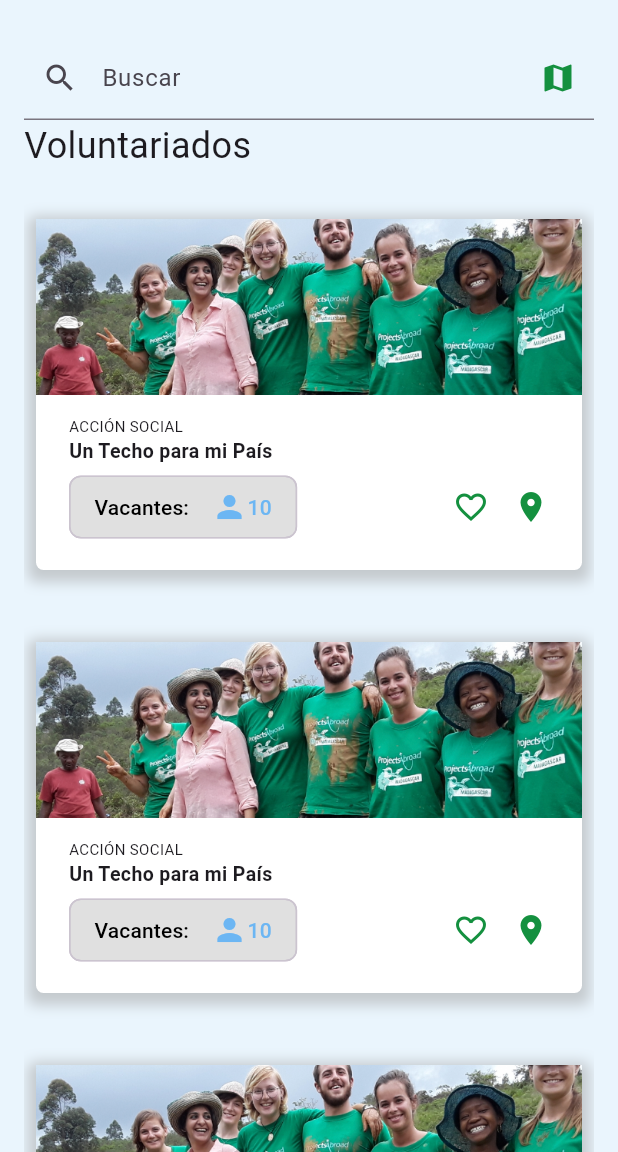
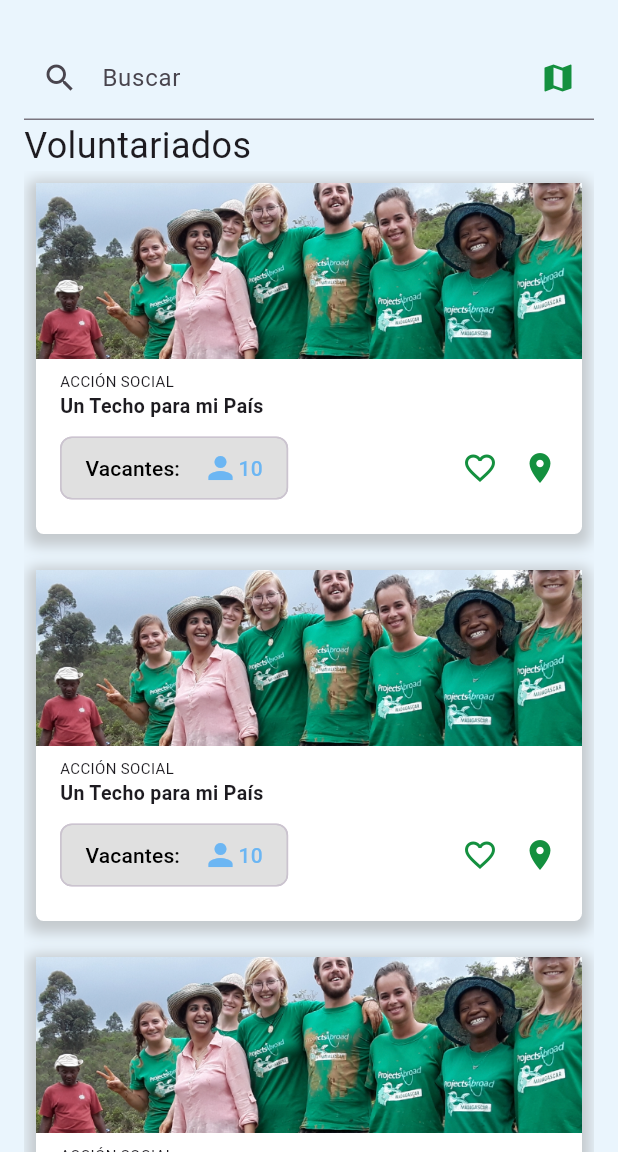
Before and after one commit to anitacruz/equipo_estrella, a Flutter app: the screen it shows after launch, on a phone screen of 412 x 824 dp, the part 84-1236 px from its top. Run offline on Flutter 3.47's test engine with Material 2 defaults, Android fonts, the phone set to English and light mode, and no system bars.

Commit message:
refactor: better margins

```diff
--- a/lib/widgets/scrollable_card_list.dart
+++ b/lib/widgets/scrollable_card_list.dart
@@ -4,6 +4,7 @@ import 'volunteer_card.dart';
 class ScrollableCardList extends StatelessWidget {
   const ScrollableCardList({super.key});
 
+  //TODO: fix the list divider. Im not sure its actually 24 pixels tall
   @override
   Widget build(BuildContext context) {
     return Expanded(
--- a/lib/widgets/volunteer_card.dart
+++ b/lib/widgets/volunteer_card.dart
@@ -9,10 +9,9 @@ class VolunteerCard extends StatelessWidget {
   Widget build(BuildContext context) {
     return Center(
         child: Container(
+            height: 234,
             alignment: Alignment.center,
-            // width: 328,
-            height: 234,
-            margin: const EdgeInsets.only(bottom: 24, top: 24),
+            margin: const EdgeInsets.only(bottom: 24),
             decoration: BoxDecoration(
                 color: ManosColors.neutral100,
                 borderRadius: const BorderRadius.all(Radius.circular(5)),
@@ -31,6 +30,7 @@ class VolunteerCard extends StatelessWidget {
                     "assets/placeholder.png",
                     fit: BoxFit.fitWidth,
                     width: double.infinity,
+                    height: 138,
                   ),
                 ),
                 const Expanded(
--- a/lib/widgets/volunteer_card_description.dart
+++ b/lib/widgets/volunteer_card_description.dart
@@ -10,9 +10,13 @@ class VolunteerCardDescription extends StatelessWidget {
     return Center(
         child: Container(
             width: 1000,
-            padding: const EdgeInsets.all(6),
-            margin:
-                const EdgeInsets.only(left: 16, right: 16, bottom: 16, top: 8),
+            padding: const EdgeInsets.only(
+                left: 16,
+                right: 16,
+                bottom: 16,
+                top: 8), //const EdgeInsets.all(6),
+            // margin:
+            //     const EdgeInsets.only(left: 16, right: 16, bottom: 16, top: 4),
             child: const Column(children: [
               Align(
                   alignment: Alignment.topLeft,
@@ -21,12 +25,15 @@ class VolunteerCardDescription extends StatelessWidget {
                     style:
                         TextStyle(fontWeight: FontWeight.normal, fontSize: 10),
                   )),
-              Align(
-                  alignment: Alignment.topLeft,
-                  child: Text(
-                    "Un Techo para mi País",
-                    style: TextStyle(fontWeight: FontWeight.bold, fontSize: 13),
-                  )),
+              Padding(
+                  padding: EdgeInsets.only(bottom: 4),
+                  child: Align(
+                      alignment: Alignment.topLeft,
+                      child: Text(
+                        "Un Techo para mi País",
+                        style: TextStyle(
+                            fontWeight: FontWeight.bold, fontSize: 13),
+                      ))),
               VolunteerCardAction()
             ])));
   }
```
Also changed, not shown: lib/widgets/no_volunteer_card.dart (added, +16 -0 lines).
